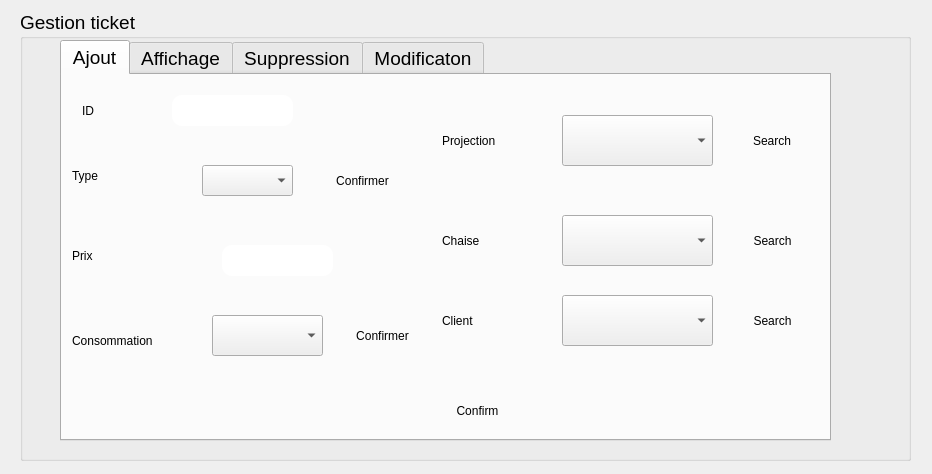
The window that integration_f/ticket_page.ui (SeifEddineAmara/smart-cinema-2A4) describes before a commit, drawn with Qt 5.
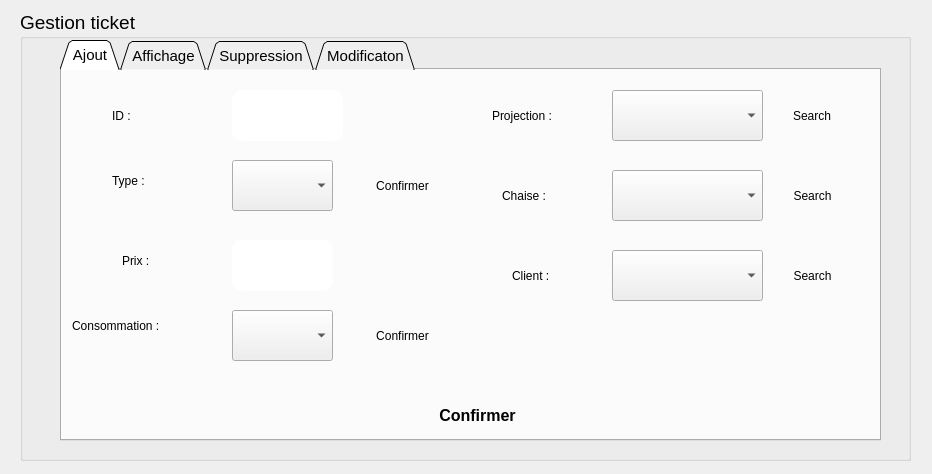
The same window after the commit. The open tabs and pages were chosen to show the change. Icons and pictures are not drawn.

```diff
--- a/integration_f/ticket_page.ui
+++ b/integration_f/ticket_page.ui
@@ -41,13 +41,21 @@
      <rect>
       <x>40</x>
       <y>30</y>
-      <width>771</width>
+      <width>821</width>
       <height>401</height>
      </rect>
     </property>
+    <property name="font">
+     <font>
+      <pointsize>11</pointsize>
+     </font>
+    </property>
     <property name="styleSheet">
      <string notr="true">border-image: url(:/new/prefix2/marron.jpg);</string>
     </property>
+    <property name="tabShape">
+     <enum>QTabWidget::Triangular</enum>
+    </property>
     <property name="currentIndex">
      <number>3</number>
     </property>
@@ -58,8 +66,8 @@
      <widget class="QLabel" name="label">
       <property name="geometry">
        <rect>
-        <x>20</x>
-        <y>20</y>
+        <x>50</x>
+        <y>30</y>
         <width>111</width>
         <height>31</height>
        </rect>
@@ -69,14 +77,14 @@
 font: 14pt &quot;MS Shell Dlg 2&quot;;</string>
       </property>
       <property name="text">
-       <string>ID</string>
+       <string>ID :</string>
       </property>
      </widget>
      <widget class="QLabel" name="label_2">
       <property name="geometry">
        <rect>
-        <x>10</x>
-        <y>160</y>
+        <x>60</x>
+        <y>170</y>
         <width>111</width>
         <height>41</height>
        </rect>
@@ -86,14 +94,14 @@
 font: 14pt &quot;MS Shell Dlg 2&quot;;</string>
       </property>
       <property name="text">
-       <string>Prix</string>
+       <string>Prix :</string>
       </property>
      </widget>
      <widget class="QLabel" name="label_3">
       <property name="geometry">
        <rect>
-        <x>10</x>
-        <y>90</y>
+        <x>50</x>
+        <y>100</y>
         <width>111</width>
         <height>21</height>
        </rect>
@@ -103,15 +111,15 @@
 font: 14pt &quot;MS Shell Dlg 2&quot;;</string>
       </property>
       <property name="text">
-       <string>Type</string>
+       <string>Type :</string>
       </property>
      </widget>
      <widget class="QLabel" name="label_4">
       <property name="geometry">
        <rect>
         <x>10</x>
-        <y>240</y>
-        <width>131</width>
+        <y>230</y>
+        <width>141</width>
         <height>51</height>
        </rect>
       </property>
@@ -120,16 +128,16 @@
 font: 14pt &quot;MS Shell Dlg 2&quot;;</string>
       </property>
       <property name="text">
-       <string>Consommation</string>
+       <string>Consommation :</string>
       </property>
      </widget>
      <widget class="QLineEdit" name="lineEdit_id">
       <property name="geometry">
        <rect>
-        <x>110</x>
+        <x>170</x>
         <y>20</y>
-        <width>121</width>
-        <height>31</height>
+        <width>111</width>
+        <height>51</height>
        </rect>
       </property>
       <property name="styleSheet">
@@ -142,10 +150,10 @@
      <widget class="QComboBox" name="comboBox_type">
       <property name="geometry">
        <rect>
-        <x>140</x>
+        <x>170</x>
         <y>90</y>
-        <width>91</width>
-        <height>31</height>
+        <width>101</width>
+        <height>51</height>
        </rect>
       </property>
       <property name="styleSheet">
@@ -155,10 +163,10 @@
      <widget class="QComboBox" name="comboBox_consommation">
       <property name="geometry">
        <rect>
-        <x>150</x>
+        <x>170</x>
         <y>240</y>
-        <width>111</width>
-        <height>41</height>
+        <width>101</width>
+        <height>51</height>
        </rect>
       </property>
       <property name="styleSheet">
@@ -168,8 +176,8 @@
      <widget class="QPushButton" name="pushButton_confirm_type">
       <property name="geometry">
        <rect>
-        <x>250</x>
-        <y>80</y>
+        <x>290</x>
+        <y>90</y>
         <width>101</width>
         <height>51</height>
        </rect>
@@ -186,10 +194,10 @@
      <widget class="QLineEdit" name="lineEdit_price">
       <property name="geometry">
        <rect>
-        <x>160</x>
+        <x>170</x>
         <y>170</y>
-        <width>111</width>
-        <height>31</height>
+        <width>101</width>
+        <height>51</height>
        </rect>
       </property>
       <property name="styleSheet">
@@ -206,24 +214,31 @@
       <property name="geometry">
        <rect>
         <x>330</x>
-        <y>310</y>
+        <y>320</y>
         <width>171</width>
         <height>51</height>
        </rect>
       </property>
+      <property name="font">
+       <font>
+        <pointsize>12</pointsize>
+        <weight>75</weight>
+        <bold>true</bold>
+       </font>
+      </property>
       <property name="styleSheet">
        <string notr="true">border-radius : 10px ;
 border-image: url(:/new/prefix3/orange.png);</string>
       </property>
       <property name="text">
-       <string>Confirm</string>
+       <string>Confirmer</string>
       </property>
      </widget>
      <widget class="QPushButton" name="pushButton_update_chaise_id">
       <property name="geometry">
        <rect>
-        <x>670</x>
-        <y>140</y>
+        <x>710</x>
+        <y>100</y>
         <width>81</width>
         <height>51</height>
        </rect>
@@ -240,8 +255,8 @@
      <widget class="QLabel" name="label_5">
       <property name="geometry">
        <rect>
-        <x>380</x>
-        <y>40</y>
+        <x>430</x>
+        <y>20</y>
         <width>111</width>
         <height>51</height>
        </rect>
@@ -251,14 +266,14 @@
 font: 14pt &quot;MS Shell Dlg 2&quot;;</string>
       </property>
       <property name="text">
-       <string>Projection</string>
+       <string>Projection :</string>
       </property>
      </widget>
      <widget class="QLabel" name="label_7">
       <property name="geometry">
        <rect>
-        <x>380</x>
-        <y>220</y>
+        <x>450</x>
+        <y>180</y>
         <width>81</width>
         <height>51</height>
        </rect>
@@ -268,14 +283,14 @@
 font: 14pt &quot;MS Shell Dlg 2&quot;;</string>
       </property>
       <property name="text">
-       <string>Client</string>
+       <string>Client :</string>
       </property>
      </widget>
      <widget class="QComboBox" name="comboBox_projection">
       <property name="geometry">
        <rect>
-        <x>500</x>
-        <y>40</y>
+        <x>550</x>
+        <y>20</y>
         <width>151</width>
         <height>51</height>
        </rect>
@@ -287,8 +302,8 @@
      <widget class="QComboBox" name="comboBox_client">
       <property name="geometry">
        <rect>
-        <x>500</x>
-        <y>220</y>
+        <x>550</x>
+        <y>180</y>
         <width>151</width>
         <height>51</height>
        </rect>
@@ -300,8 +315,8 @@
      <widget class="QLabel" name="label_6">
       <property name="geometry">
        <rect>
-        <x>380</x>
-        <y>140</y>
+        <x>440</x>
+        <y>100</y>
         <width>91</width>
         <height>51</height>
        </rect>
@@ -311,14 +326,14 @@
 font: 14pt &quot;MS Shell Dlg 2&quot;;</string>
       </property>
       <property name="text">
-       <string>Chaise</string>
+       <string>Chaise :</string>
       </property>
      </widget>
      <widget class="QPushButton" name="pushButton_update_client">
       <property name="geometry">
        <rect>
-        <x>670</x>
-        <y>220</y>
+        <x>710</x>
+        <y>180</y>
         <width>81</width>
         <height>51</height>
        </rect>
@@ -335,8 +350,8 @@
      <widget class="QComboBox" name="comboBox_chaise">
       <property name="geometry">
        <rect>
-        <x>500</x>
-        <y>140</y>
+        <x>550</x>
+        <y>100</y>
         <width>151</width>
         <height>51</height>
        </rect>
@@ -348,8 +363,8 @@
      <widget class="QPushButton" name="pushButton_update_projection">
       <property name="geometry">
        <rect>
-        <x>670</x>
-        <y>40</y>
+        <x>710</x>
+        <y>20</y>
         <width>80</width>
         <height>51</height>
        </rect>
@@ -367,10 +382,10 @@
      <widget class="QPushButton" name="pushButton_confirm_consomm">
       <property name="geometry">
        <rect>
-        <x>270</x>
+        <x>290</x>
         <y>240</y>
         <width>101</width>
-        <height>41</height>
+        <height>51</height>
        </rect>
       </property>
       <property name="styleSheet">
```
Left out of the diff: 31 changed lines with no effect on the pictures.
